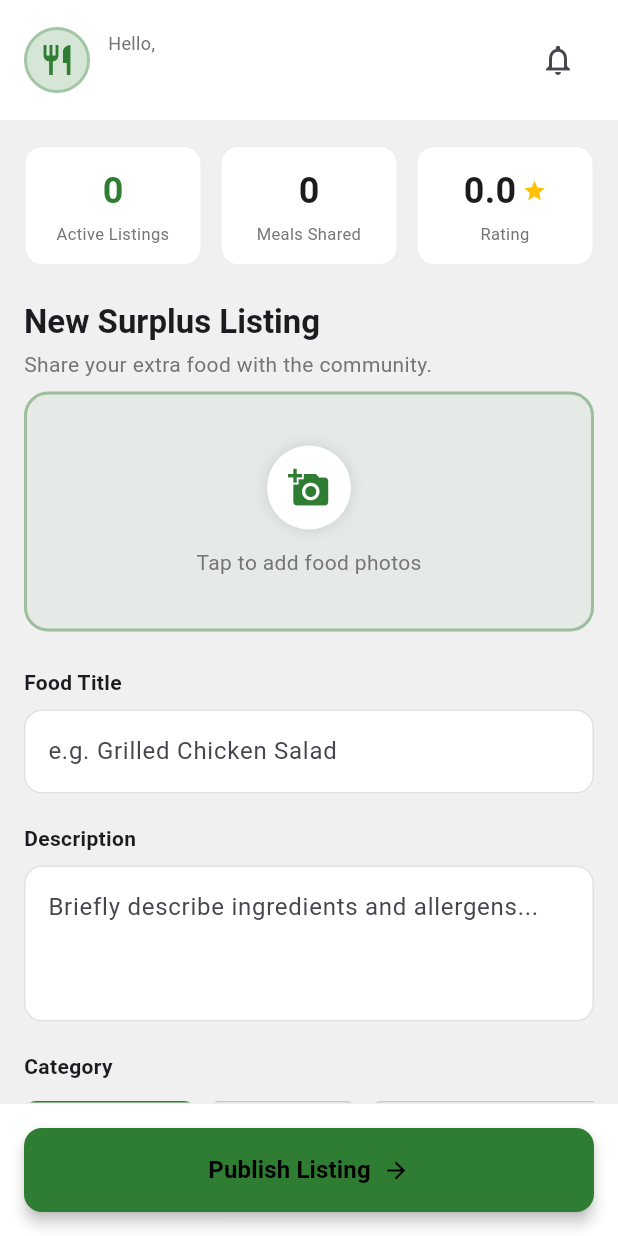
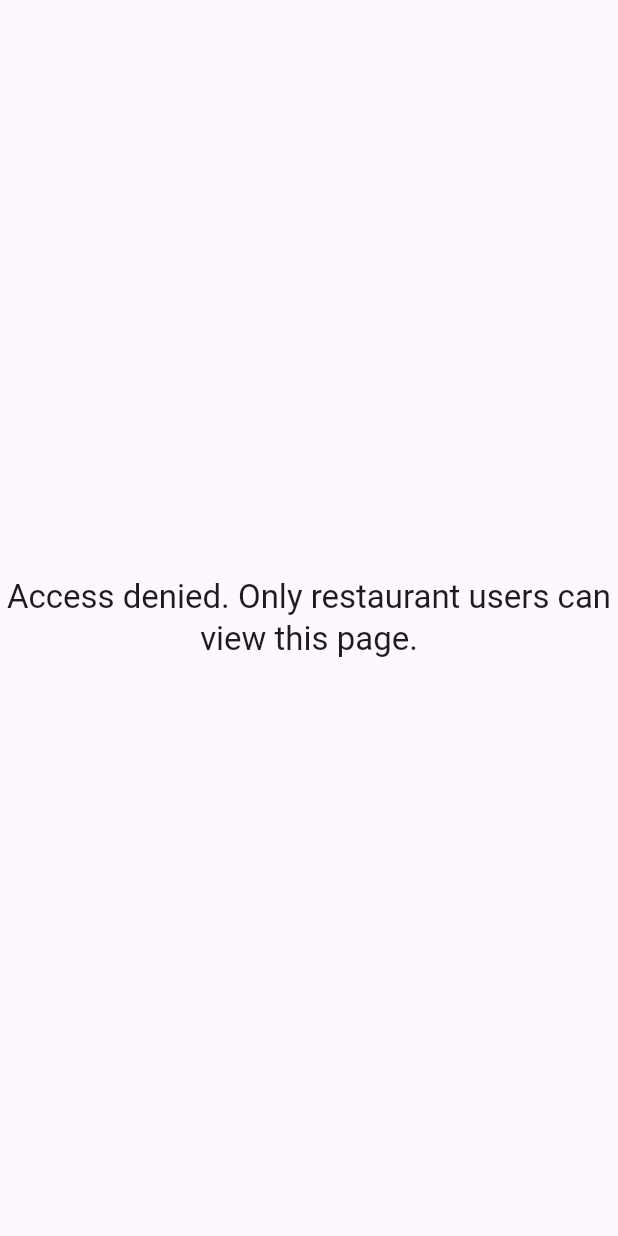
Before and after one commit to Omarkam3l/Kathir_final, a Flutter app: the RestaurantDashboardScreen screen opened by its route, on a phone screen of 412 x 824 dp. Run offline on Flutter 3.47's test engine with Material 3 defaults, Android fonts, the phone set to English and light mode, and no system bars; our stand-ins replace file_picker, flutter_dotenv, get_it, go_router, google_fonts, shared_preferences and 2 more; accounts and stored records are empty.

Commit message:
Restaurant security role based access

```diff
--- a/lib/features/restaurant_dashboard/presentation/screens/restaurant_dashboard_screen.dart
+++ b/lib/features/restaurant_dashboard/presentation/screens/restaurant_dashboard_screen.dart
@@ -170,15 +170,26 @@ class _RestaurantDashboardScreenState extends State<RestaurantDashboardScreen> {
     final bg = isDark ? AppColors.backgroundDark : AppColors.backgroundLight;
     final surface = isDark ? AppColors.surfaceDark : Colors.white;
 
+    // Role-based access control
+    if (user == null || user.role != 'restaurant') {
+      return Scaffold(
+        body: Center(
+          child: Text(
+            'Access denied. Only restaurant users can view this page.',
+            style: Theme.of(context).textTheme.titleLarge,
+            textAlign: TextAlign.center,
+          ),
+        ),
+      );
+    }
+
     return Scaffold(
       backgroundColor: bg,
       body: SafeArea(
         child: Column(
           children: [
             // Header
-            _buildHeader(isDark, user?.fullName ?? _restaurantName ?? 'Restaurant'),
-
-            // Main content
+            _buildHeader(isDark, user.fullName ?? _restaurantName ?? 'Restaurant'),
             Expanded(
               child: SingleChildScrollView(
                 padding: const EdgeInsets.only(bottom: 100),
@@ -187,7 +198,6 @@ class _RestaurantDashboardScreenState extends State<RestaurantDashboardScreen> {
                   children: [
                     // Stats Summary
                     _buildStatsSection(surface, isDark),
-
                     // Form Title
                     Padding(
                       padding: const EdgeInsets.symmetric(horizontal: 16, vertical: 8),
@@ -210,7 +220,6 @@ class _RestaurantDashboardScreenState extends State<RestaurantDashboardScreen> {
                         ],
                       ),
                     ),
-
                     // Form
                     _buildMealForm(surface, isDark),
                   ],
@@ -220,7 +229,6 @@ class _RestaurantDashboardScreenState extends State<RestaurantDashboardScreen> {
           ],
         ),
       ),
-
       // Bottom publish button
       bottomNavigationBar: _buildBottomBar(isDark),
     );
```
